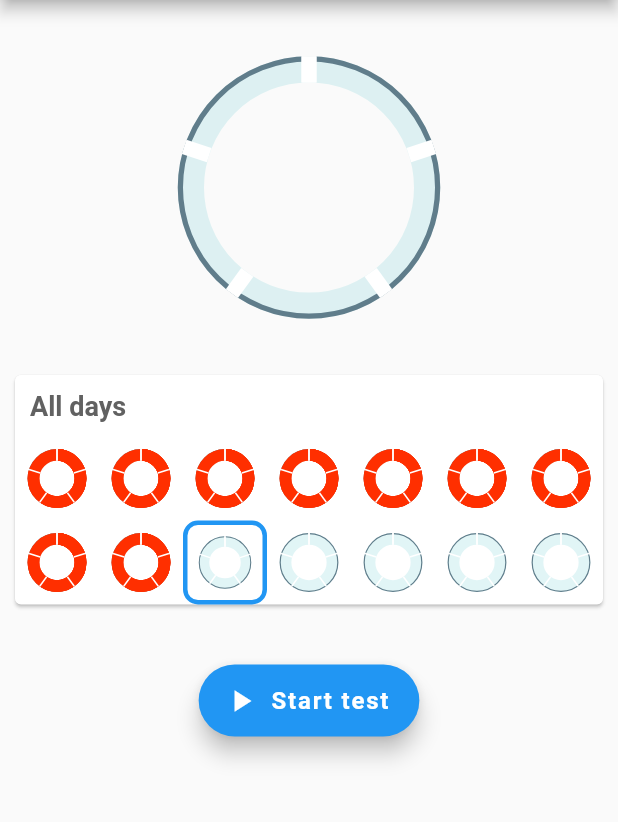
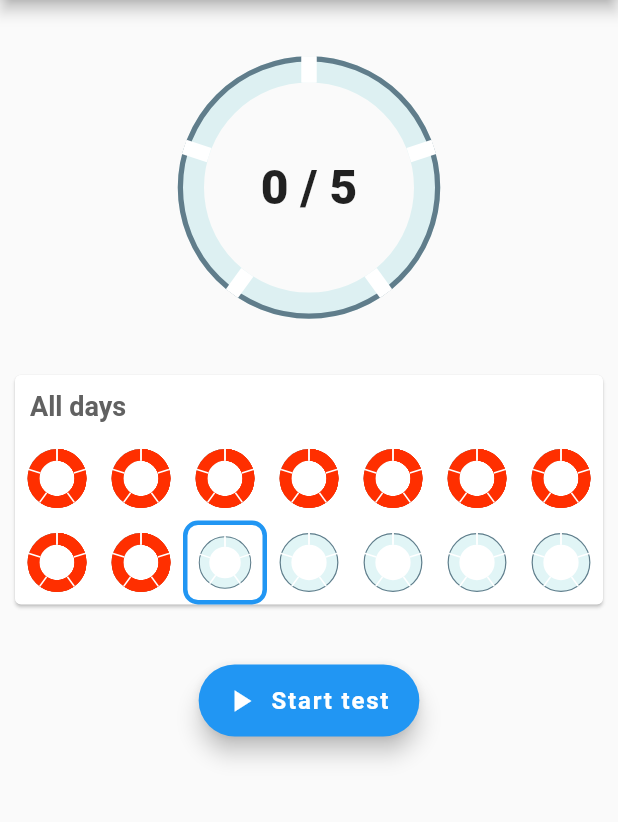
Before and after one commit to AzzamAlsharafi/ml_depression, a Flutter app: the screen it shows after launch, on a phone screen of 412 x 824 dp, the part 84-906 px from its top. Run offline on Flutter 3.47's test engine with Material 2 defaults, Android fonts, the phone set to English and light mode, and no system bars; drawn by our look-alikes of syncfusion_flutter_gauges.

Commit message:
Add text for number of tests done today in Home

```diff
--- a/lib/HomeWidget.dart
+++ b/lib/HomeWidget.dart
@@ -32,7 +32,16 @@ class HomeWidget extends StatelessWidget {
             SizedBox(
                 width: 250,
                 height: 250,
-                child: CircleProgress(segments, randomData[today])),
+                child: Stack(
+                  alignment: Alignment.center,
+                  children: [CircleProgress(segments, randomData[today]),
+                  Text("${randomData[today].length} / $segments",
+                    style: const TextStyle(
+                      fontSize: 32,
+                      fontWeight: FontWeight.w900,
+                    ),
+                  )
+                ])),
             Padding(
               padding: const EdgeInsets.symmetric(horizontal: 10),
               child: Card(
```
